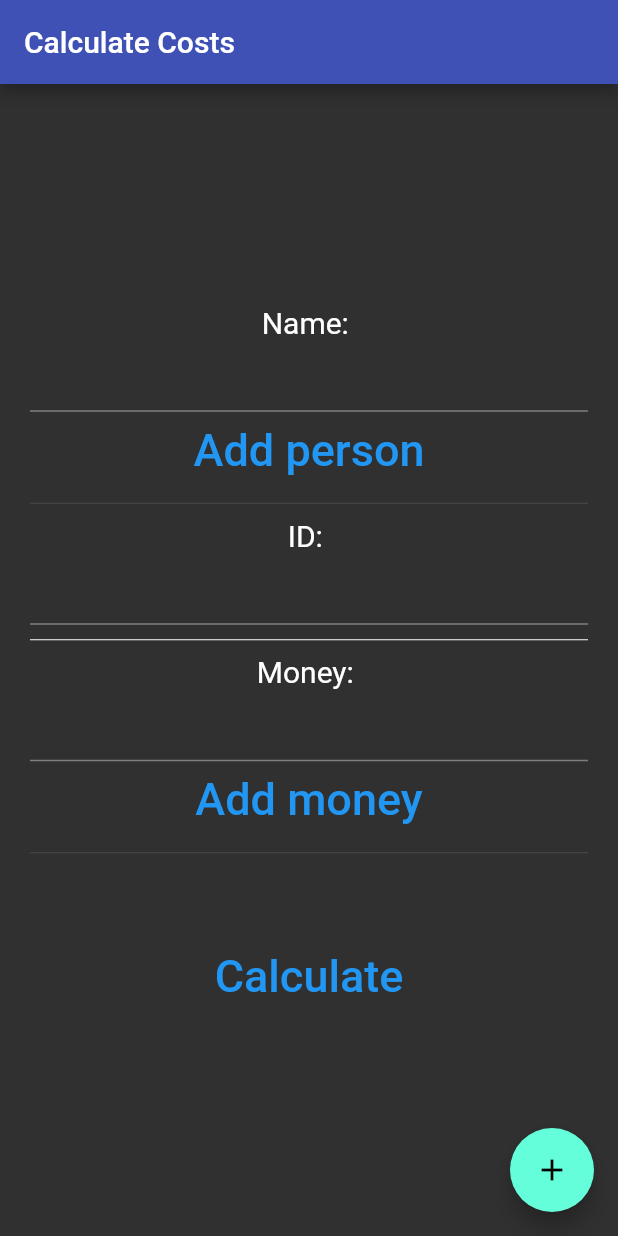
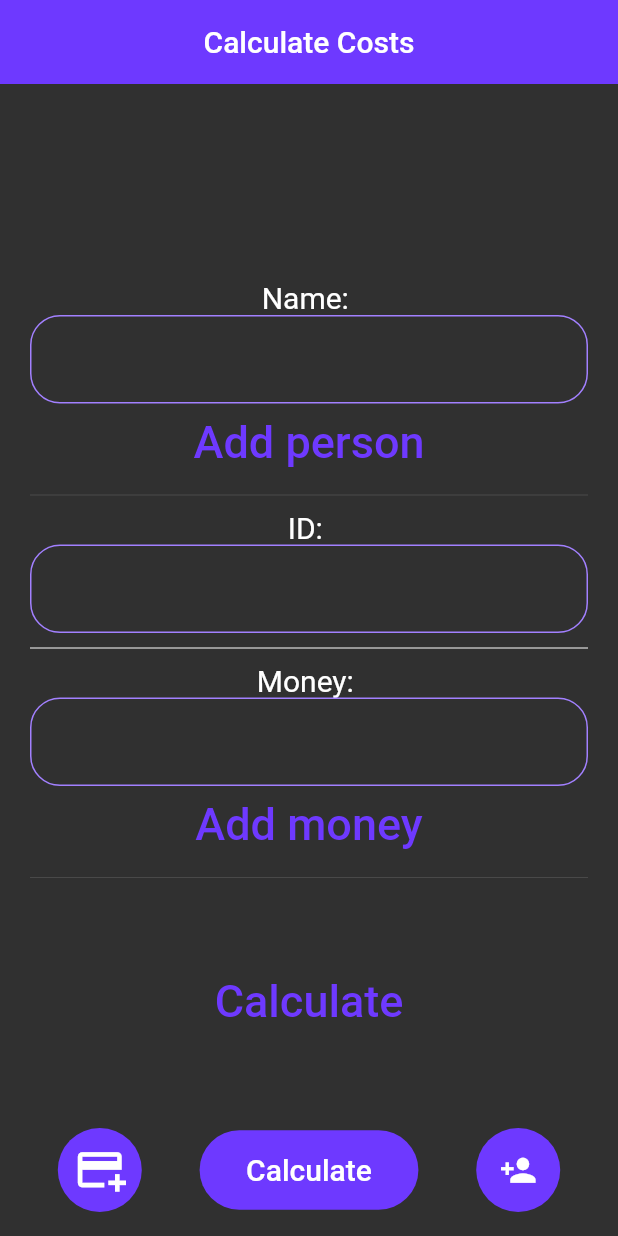
Before and after one commit to bautifrigole/ShareCosts, a Flutter app: the screen it shows after launch, on a phone screen of 412 x 824 dp. Run offline on Flutter 3.47's test engine with Material 2 defaults, Android fonts, the phone set to English and light mode, and no system bars.

Commit message:
addExpense & addUser popups buttons created, calculate button created. Custom theme created.

```diff
--- a/APP/lib/main.dart
+++ b/APP/lib/main.dart
@@ -1,4 +1,5 @@
 import 'package:app/screens/home_screen.dart';
+import 'package:app/themes/app_theme.dart';
 import 'package:flutter/material.dart';
 
 void main(List<String> args) => runApp(new MyApp());
@@ -11,7 +12,7 @@ class MyApp extends StatelessWidget {
     return MaterialApp(
       debugShowCheckedModeBanner: false,
       home: const Home(),
-      theme: ThemeData.dark(),
+      theme: AppTheme.darkTheme,
     );
   }
 }
--- a/APP/lib/screens/home_screen.dart
+++ b/APP/lib/screens/home_screen.dart
@@ -1,4 +1,6 @@
+import 'package:app/app_alerts.dart';
 import 'package:app/domain/domain.dart';
+import 'package:app/themes/app_theme.dart';
 import 'package:flutter/material.dart';
 
 class Home extends StatefulWidget {
@@ -20,11 +22,40 @@ class _HomeState extends State<Home> {
     return Scaffold(
       appBar: AppBar(
           title: const Text("Calculate Costs"),
-          backgroundColor: Colors.indigo
-      ),
-      floatingActionButton: FloatingActionButton(
-        onPressed: () {},
-        child: const Icon(Icons.add),
+          backgroundColor: AppTheme.primary),
+      floatingActionButtonLocation: FloatingActionButtonLocation.centerFloat,
+      floatingActionButton: Row(
+        mainAxisAlignment: MainAxisAlignment.spaceEvenly,
+        children: [
+          FloatingActionButton(
+            child: const Icon(
+              Icons.add_card,
+              color: Colors.white,
+              size: 35,
+            ),
+            onPressed: () => AppAlerts.displayDialogAndroid(context,
+                const Text("Expense"), AppAlerts.expenseInput(), addExpense),
+          ),
+          ElevatedButton(
+            child: const Padding(
+              padding: EdgeInsets.all(15.0),
+              child: Text(
+                "Calculate",
+                style: TextStyle(fontSize: 20),
+              ),
+            ),
+            onPressed: () {},
+          ),
+          FloatingActionButton(
+            child: const Icon(
+              Icons.person_add,
+              color: Colors.white,
+              size: 25,
+            ),
+            onPressed: () => AppAlerts.displayDialogAndroid(context,
+                const Text("New User"), AppAlerts.nameInput(), addUser),
+          ),
+        ],
       ),
       body: Center(
         child: Container(
--- /dev/null
+++ b/APP/lib/themes/app_theme.dart
@@ -0,0 +1,57 @@
+import 'package:flutter/material.dart';
+
+class AppTheme {
+  static const Color primary = Color.fromARGB(255, 110, 57, 255);
+  static Color textPrimary = Color.fromARGB(255, 162, 128, 255);
+
+  static final ThemeData darkTheme = ThemeData.dark().copyWith(
+      // Color primario
+      primaryColor: primary,
+
+      // AppBar Theme
+      appBarTheme:
+          const AppBarTheme(color: primary, elevation: 0, centerTitle: true),
+
+      // Text button tema
+      textButtonTheme: TextButtonThemeData(
+          style: TextButton.styleFrom(foregroundColor: primary)),
+
+      // tema Boton flotante
+      floatingActionButtonTheme: const FloatingActionButtonThemeData(
+          backgroundColor: primary, elevation: 0, iconSize: 35),
+
+      // elevated Button theme
+
+      elevatedButtonTheme: ElevatedButtonThemeData(
+          style: ElevatedButton.styleFrom(
+              backgroundColor: primary,
+              shape: const StadiumBorder(),
+              elevation: 0)),
+      // input decoration theme
+      inputDecorationTheme: InputDecorationTheme(
+          floatingLabelStyle: TextStyle(color: textPrimary),
+          enabledBorder: OutlineInputBorder(
+              borderSide: BorderSide(color: textPrimary),
+              borderRadius: BorderRadius.all(Radius.circular(20))),
+          focusedBorder: OutlineInputBorder(
+              borderSide: BorderSide(color: textPrimary),
+              borderRadius: BorderRadius.all(Radius.circular(20))),
+          border: OutlineInputBorder(
+              borderRadius: BorderRadius.all(Radius.circular(20)))));
+
+  // appBar theme
+
+  static final ThemeData lightTheme = ThemeData.light().copyWith(
+      // Color primario
+      primaryColor: primary,
+
+      // AppBar Theme
+      appBarTheme: const AppBarTheme(
+        color: primary,
+        elevation: 0,
+      ),
+      textButtonTheme: TextButtonThemeData(
+          style: TextButton.styleFrom(foregroundColor: primary)),
+      floatingActionButtonTheme:
+          const FloatingActionButtonThemeData(backgroundColor: primary));
+}
--- a/APP/lib/themes/app_themes.dart
+++ /dev/null
@@ -1 +0,0 @@
-class AppTheme {}
```
Also changed, not shown: APP/lib/app_alerts.dart (added, +96 -0 lines), APP/lib/widgets/custom_input_field.dart (added, +53 -0 lines).
